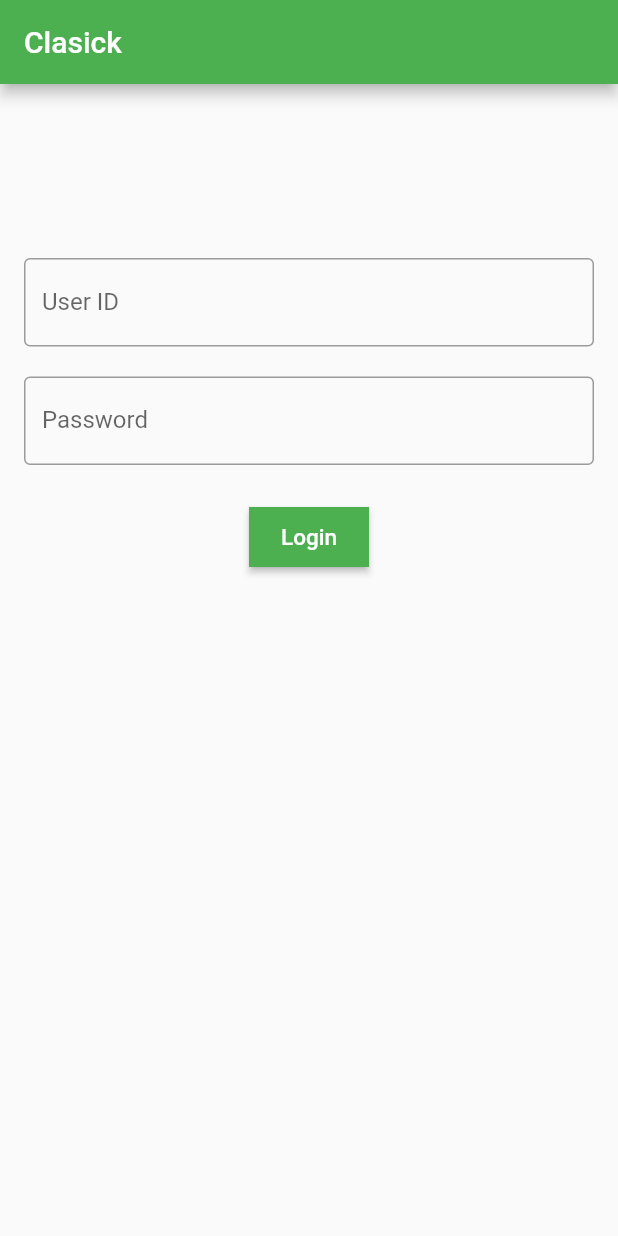
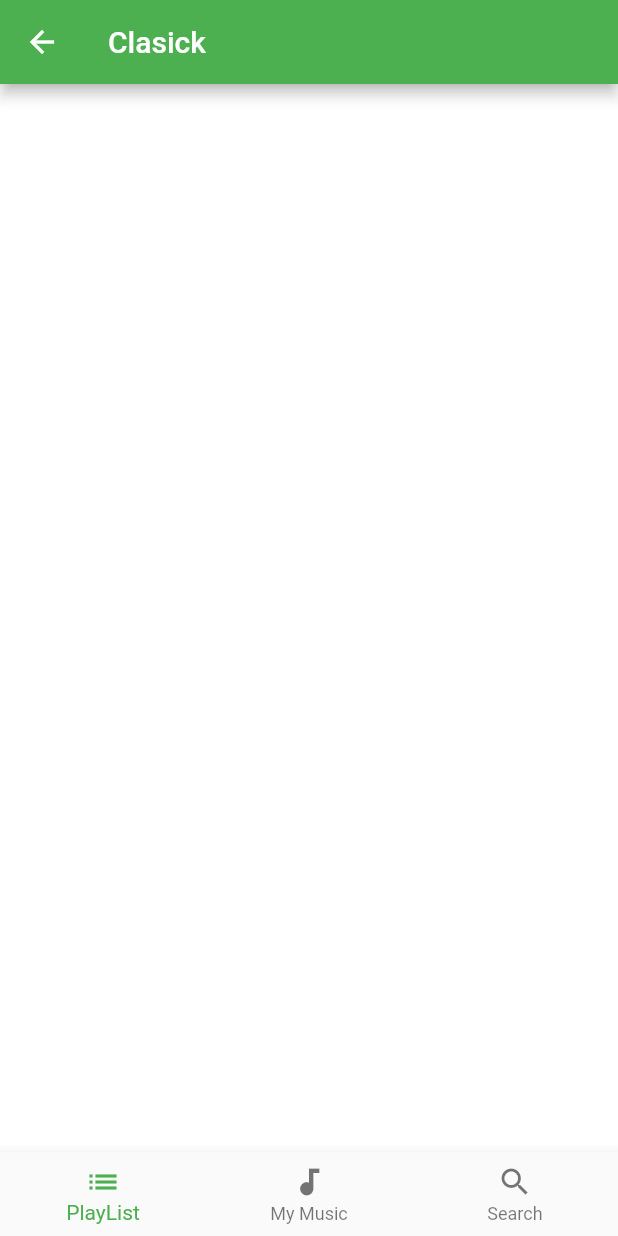
Before and after one commit to tozastation/Clasick-Flutter, a Flutter app: the Login screen opened directly, after a tap on "Login", on a phone screen of 412 x 824 dp. Run offline on Flutter 3.47's test engine with Material 2 defaults, Android fonts, the phone set to English and light mode, and no system bars; accounts and stored records are empty.

Commit message:
[Save] 4/5 work

```diff
--- /dev/null
+++ b/lib/screens/home.dart
@@ -0,0 +1,54 @@
+import 'package:flutter/material.dart';
+import 'package:clasick_flutter/screens/sample.dart';
+
+class Home extends StatefulWidget {
+  @override
+  State<StatefulWidget> createState() {
+    return _HomeState();
+  }
+}
+
+
+class _HomeState extends State<Home> {
+
+  void onTabTapped(int index) {
+    setState(() {
+      _currentIndex = index;
+    });
+  }
+
+  int _currentIndex = 0;
+  final List<Widget> _children = [
+    PlaceholderWidget(Colors.white),
+    PlaceholderWidget(Colors.deepOrange),
+    PlaceholderWidget(Colors.green)
+  ];
+
+  @override
+  Widget build(BuildContext context) {
+    return Scaffold(
+      appBar: AppBar(
+        title: Text('Clasick'),
+      ),
+      body: _children[_currentIndex],
+      bottomNavigationBar: BottomNavigationBar(
+        onTap: onTabTapped,
+        currentIndex: _currentIndex,
+        items: [
+          BottomNavigationBarItem(
+            icon: new Icon(Icons.list),
+            title: new Text('PlayList'),
+          ),
+          BottomNavigationBarItem(
+            icon: new Icon(Icons.audiotrack),
+            title: new Text('My Music'),
+          ),
+          BottomNavigationBarItem(
+              icon: Icon(Icons.search),
+              title: Text('Search')
+          )
+        ],
+      ),
+    );
+  }
+}
--- a/lib/screens/login.dart
+++ b/lib/screens/login.dart
@@ -1,4 +1,5 @@
 import 'package:flutter/material.dart';
+import 'package:clasick_flutter/screens/home.dart';
 
 class Login extends StatefulWidget {
   @override
@@ -6,6 +7,7 @@ class Login extends StatefulWidget {
 }
 
 class _LoginState extends State<Login> {
+
   TextEditingController userID = new TextEditingController();
   TextEditingController userPass = new TextEditingController();
 
@@ -58,7 +60,12 @@ class _LoginState extends State<Login> {
                       ),
                       color: Colors.green,
                       shape: RoundedRectangleBorder(),
-                      onPressed: () {},
+                      onPressed: () {
+                        //Navigator.pushNamed(context, '/home');
+                        Navigator.pushReplacement(context, MaterialPageRoute(
+                            builder: (context) => Home()
+                        ));
+                      },
                     ),
                   )),
             ],
--- /dev/null
+++ b/lib/screens/sample.dart
@@ -0,0 +1,14 @@
+import 'package:flutter/material.dart';
+
+class PlaceholderWidget extends StatelessWidget {
+  final Color color;
+
+  PlaceholderWidget(this.color);
+
+  @override
+  Widget build(BuildContext context) {
+    return Container(
+      color: color,
+    );
+  }
+}
```
Also changed, not shown: lib/main.dart (+11 -97 lines).
